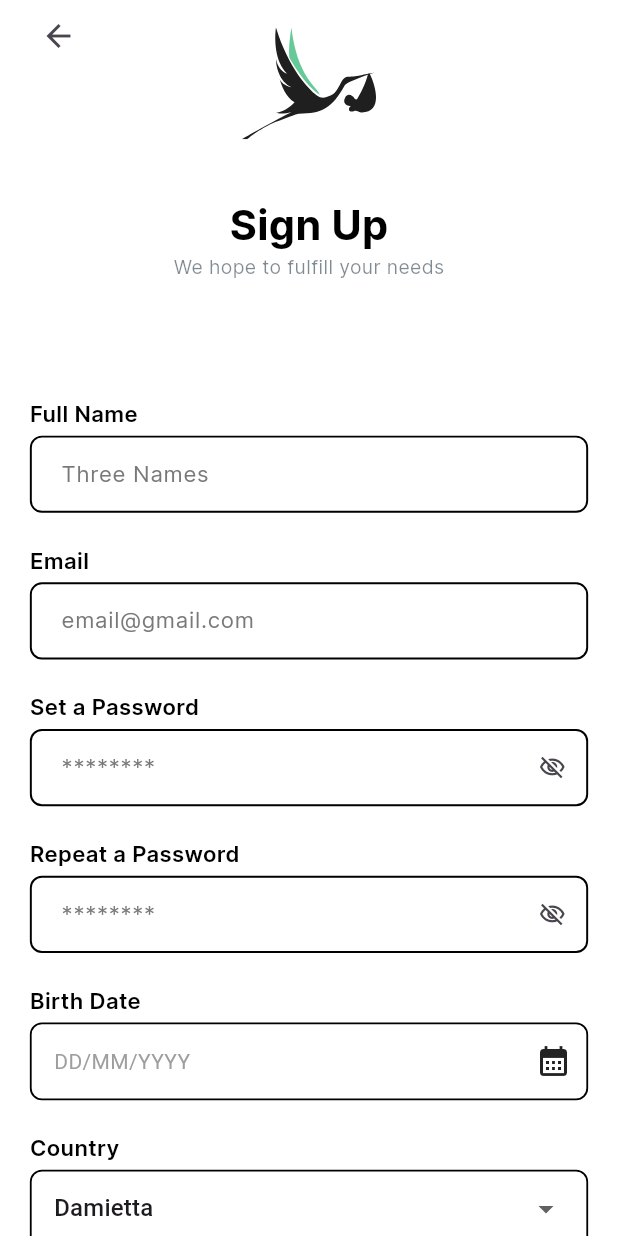
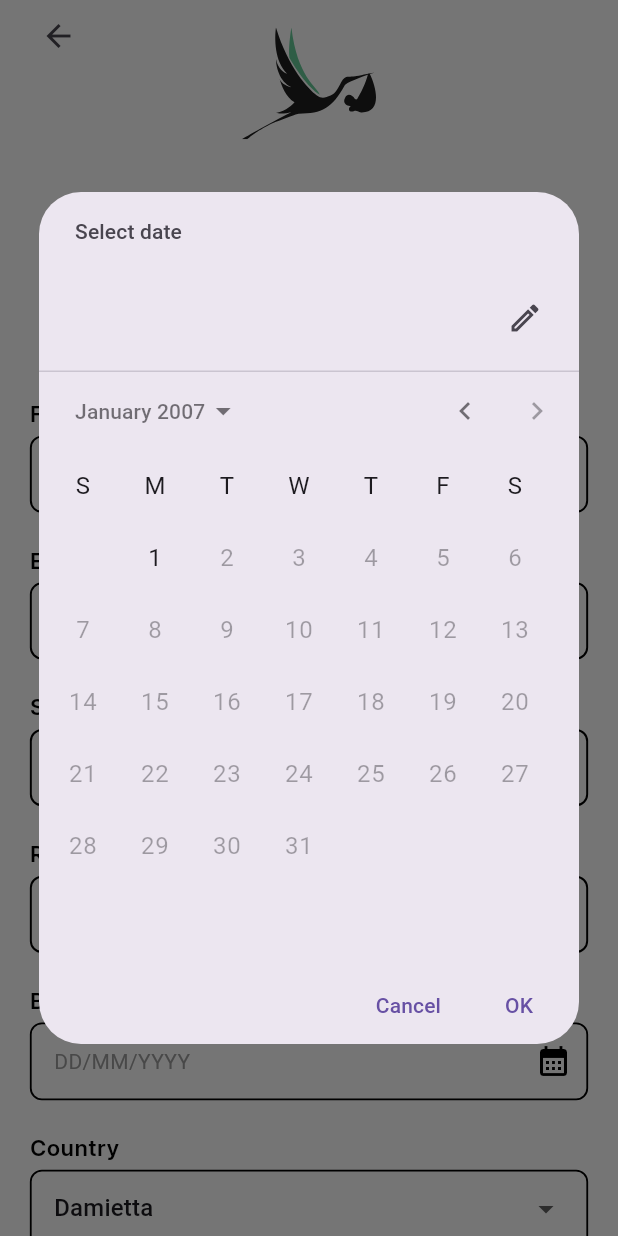
Before and after one commit to TheByteBusters/mobile-app, a Flutter app: the AuthScreen screen opened by its route, after a tap on "Sign Up", after a tap on "DD/MM/YYYY", on a phone screen of 412 x 824 dp. Run offline on Flutter 3.47's test engine with Material 3 defaults, Android fonts, the phone set to English and light mode, and no system bars; our stand-ins replace easy_localization, flutter_riverpod, flutter_screenutil, flutter_svg, location, phosphor_flutter; missing offline and left inert: mqtt_client.

Commit message:
[ADD]: birth date validaton

```diff
--- a/lib/core/networking/mqtt.dart
+++ b/lib/core/networking/mqtt.dart
@@ -12,9 +12,9 @@ class MqttNetwork {
     client.pongCallback = _pong;
 
     final connMess = MqttConnectMessage()
-        .withClientIdentifier('tarek')
+        .withClientIdentifier('zezoo')
         .withWillTopic('heartRateTopic')
-        .withWillMessage('flutter will message')
+        .withWillMessage('flutter message')
         .startClean()
         .withWillQos(MqttQos.atLeastOnce);
 
--- a/lib/core/widgets/app_dropdown_menu.dart
+++ b/lib/core/widgets/app_dropdown_menu.dart
@@ -1,7 +1,9 @@
 import 'package:flutter/material.dart';
+import 'package:flutter_riverpod/flutter_riverpod.dart';
 import 'package:flutter_screenutil/flutter_screenutil.dart';
+import 'package:mobile_app/features/auth/provider/auth_provider.dart';
 
-class AppDropdownMenu extends StatelessWidget {
+class AppDropdownMenu extends ConsumerStatefulWidget {
   const AppDropdownMenu({
     super.key,
     required this.items,
@@ -10,7 +12,16 @@ class AppDropdownMenu extends StatelessWidget {
   final Map<String, int> items;
 
   @override
+  ConsumerState<AppDropdownMenu> createState() => _AppDropdownMenuState();
+}
+
+class _AppDropdownMenuState extends ConsumerState<AppDropdownMenu> {
+  var currentValue = 0;
+
+  @override
   Widget build(BuildContext context) {
+    final authentication = ref.watch(authProvider.notifier);
+
     return Container(
       padding: EdgeInsets.symmetric(horizontal: 15.w, vertical: 1.h),
       decoration: BoxDecoration(
@@ -21,11 +32,15 @@ class AppDropdownMenu extends StatelessWidget {
         ),
       ),
       child: DropdownButtonHideUnderline(
-        child: DropdownButton(
-          value: 0,
+        child: DropdownButtonFormField(
+          value: currentValue,
           isExpanded: true,
-          onChanged: (value) {},
-          items: items.entries
+          onChanged: (value) {
+            setState(() {
+              currentValue = value ?? 0;
+            });
+          },
+          items: widget.items.entries
               .map(
                 (item) => DropdownMenuItem(
                   value: item.value,
@@ -33,6 +48,10 @@ class AppDropdownMenu extends StatelessWidget {
                 ),
               )
               .toList(),
+          onSaved: (value) {
+            authentication.country = widget.items.keys.toList()[value!];
+          },
+          decoration: const InputDecoration(border: InputBorder.none),
         ),
       ),
     );
--- a/lib/core/widgets/app_text_form_field.dart
+++ b/lib/core/widgets/app_text_form_field.dart
@@ -11,8 +11,10 @@ class AppTextFormField extends StatelessWidget {
   final TextStyle? hintStyle;
   final bool? isObscureText;
   final Widget? suffixIcon;
+  final Widget? prefix;
+  final String? Function(String?) validation;
+  final void Function(String?) submition;
   final String hintText;
-  final String? Function(String?) validation;
 
   const AppTextFormField({
     super.key,
@@ -23,8 +25,10 @@ class AppTextFormField extends StatelessWidget {
     this.hintStyle,
     this.isObscureText,
     this.suffixIcon,
+    this.prefix,
     required this.hintText,
     required this.validation,
+    required this.submition,
   });
 
   @override
@@ -32,6 +36,7 @@ class AppTextFormField extends StatelessWidget {
     return TextFormField(
       decoration: InputDecoration(
         isDense: true,
+        prefixIconConstraints: const BoxConstraints(minWidth: 0, minHeight: 0),
         contentPadding: contentPadding ??
             EdgeInsets.symmetric(
               horizontal: 17.w,
@@ -73,12 +78,14 @@ class AppTextFormField extends StatelessWidget {
           borderRadius: BorderRadius.circular(8),
         ),
         hintText: hintText,
+        prefixIcon: prefix,
         suffixIcon: suffixIcon,
         filled: false,
         fillColor: ColorsManager.offwhite,
       ),
       obscureText: isObscureText ?? false,
       validator: validation,
+      onSaved: submition,
       style: TextStyles.h4BlackNormal,
     );
   }
--- a/lib/core/widgets/green_button.dart
+++ b/lib/core/widgets/green_button.dart
@@ -34,6 +34,7 @@ class GreenButton extends StatelessWidget {
           ),
         ),
       ),
+
       child: Text(
         text,
         style: TextStyles.h4WhiteSemiBold,
--- /dev/null
+++ b/lib/core/widgets/location_picker.dart
@@ -0,0 +1,105 @@
+import 'package:flutter/material.dart';
+import 'package:flutter_riverpod/flutter_riverpod.dart';
+import 'package:flutter_screenutil/flutter_screenutil.dart';
+import 'package:location/location.dart';
+import 'package:mobile_app/core/helpers/spacing.dart';
+
+class LocationInput extends ConsumerStatefulWidget {
+  const LocationInput({super.key});
+
+  @override
+  ConsumerState<ConsumerStatefulWidget> createState() => _LocationInputState();
+}
+
+class _LocationInputState extends ConsumerState<LocationInput> {
+  String? _pickedLocation;
+  var _isGettingLocation = false;
+
+  void _getCurrentLocation() async {
+    Location location = Location();
+
+    bool serviceEnabled;
+    LocationData locationData;
+
+    serviceEnabled = await location.serviceEnabled();
+    if (!serviceEnabled) {
+      serviceEnabled = await location.requestService();
+      if (!serviceEnabled) {
+        return;
+      }
+    }
+
+    setState(() {
+      _isGettingLocation = true;
+    });
+
+    locationData = await location.getLocation();
+
+    final lat = locationData.latitude;
+    final lng = locationData.longitude;
+
+    _pickedLocation = 'latitude: $lat, longitude: $lng';
+
+    setState(() {
+      _isGettingLocation = false;
+    });
+  }
+
+  @override
+  Widget build(BuildContext context) {
+    Widget previewContent = Text(
+      'Please press this button at home',
+      style: Theme.of(context).textTheme.bodyLarge!.copyWith(
+            color: Theme.of(context).colorScheme.onBackground,
+          ),
+    );
+
+    if (_isGettingLocation) {
+      previewContent = Text(
+        'Please wait...',
+        style: Theme.of(context).textTheme.bodyLarge!.copyWith(
+              color: Colors.grey,
+            ),
+      );
+    }
+
+    if (_pickedLocation != null) {
+      previewContent = Row(
+        children: [
+          const Icon(
+            Icons.check_circle,
+            color: Colors.green,
+          ),
+          horizontalSpace(5.w),
+          const Text('Picked Succesfully'),
+        ],
+      );
+    }
+
+    return InkWell(
+      onTap: _getCurrentLocation,
+      child: Container(
+        decoration: BoxDecoration(
+          borderRadius: const BorderRadius.all(Radius.circular(8)),
+          border: Border.all(
+            color: Colors.black,
+            width: 1.2,
+          ),
+        ),
+        child: Row(
+          mainAxisAlignment: MainAxisAlignment.spaceBetween,
+          children: [
+            Padding(
+              padding: EdgeInsets.symmetric(vertical: 16.h, horizontal: 15.w),
+              child: previewContent,
+            ),
+            Padding(
+              padding: EdgeInsets.only(right: 10.w),
+              child: const Icon(Icons.location_on),
+            ),
+          ],
+        ),
+      ),
+    );
+  }
+}
--- /dev/null
+++ b/lib/features/auth/provider/date_provider.dart
@@ -0,0 +1,36 @@
+import 'package:flutter_riverpod/flutter_riverpod.dart';
+
+enum InputState {
+  init,
+  submitted,
+  picked,
+  empty,
+}
+
+class DateState extends StateNotifier<InputState> {
+  DateState() : super(InputState.init);
+  String _date = '';
+
+  void setDate(String value) {
+    _date = value;
+    state = InputState.picked;
+  }
+
+  bool submitDate() {
+    if (_date == '') {
+      state = InputState.empty;
+      return true;
+    } else {
+      state = InputState.submitted;
+      return false;
+    }
+  }
+
+  get date {
+    return _date;
+  }
+}
+
+final dateStateProvider = StateNotifierProvider<DateState, InputState>(
+  (ref) => DateState(),
+);
--- a/lib/features/auth/ui/auth_screen/auth_screen.dart
+++ b/lib/features/auth/ui/auth_screen/auth_screen.dart
@@ -5,7 +5,7 @@ import 'package:mobile_app/core/theming/colors.dart';
 import 'package:mobile_app/core/theming/styles.dart';
 import 'package:mobile_app/core/widgets/screen_header.dart';
 import 'package:mobile_app/features/auth/ui/auth_screen/login_screen.dart';
-import 'package:mobile_app/features/auth/ui/auth_screen/signup_screen.dart';
+import 'package:mobile_app/features/auth/ui/auth_screen/signup_screen/signup_screen.dart';
 
 class AuthScreen extends StatefulWidget {
   const AuthScreen({super.key});
--- a/lib/features/auth/ui/auth_screen/login_screen.dart
+++ b/lib/features/auth/ui/auth_screen/login_screen.dart
@@ -1,12 +1,15 @@
 import 'package:flutter/material.dart';
 import 'package:flutter_riverpod/flutter_riverpod.dart';
 import 'package:flutter_screenutil/flutter_screenutil.dart';
+import 'package:mobile_app/core/helpers/extensions.dart';
 import 'package:mobile_app/core/helpers/spacing.dart';
+import 'package:mobile_app/core/routing/routes.dart';
 import 'package:mobile_app/core/theming/colors.dart';
 import 'package:mobile_app/core/theming/styles.dart';
 import 'package:mobile_app/core/widgets/app_text_form_field.dart';
 import 'package:mobile_app/core/widgets/green_button.dart';
 import 'package:mobile_app/features/auth/provider/auth_provider.dart';
+import 'package:mobile_app/features/auth/services/auth_service.dart';
 
 class LoginScreen extends ConsumerStatefulWidget {
   const LoginScreen({super.key});
@@ -16,7 +19,7 @@ class LoginScreen extends ConsumerStatefulWidget {
 }
 
 class _LoginScreenState extends ConsumerState<LoginScreen> {
-  final formKey = GlobalKey<FormState>();
+  final _formKey = GlobalKey<FormState>();
   bool isObscureText = true;
 
   @override
@@ -24,7 +27,7 @@ class _LoginScreenState extends ConsumerState<LoginScreen> {
     final authentication = ref.watch(authProvider.notifier);
 
     return Form(
-      key: formKey,
+      key: _formKey,
       child: Column(
         crossAxisAlignment: CrossAxisAlignment.start,
         children: [
@@ -35,7 +38,10 @@ class _LoginScreenState extends ConsumerState<LoginScreen> {
           verticalSpace(5.h),
           AppTextFormField(
             hintText: 'email@gmail.com',
-            validation: authentication.validateFullName,
+            validation: AuthService.validateEmail,
+            submition: (value) {
+              authentication.email = value!;
+            },
           ),
           verticalSpace(25.h),
           Text(
@@ -45,6 +51,10 @@ class _LoginScreenState extends ConsumerState<LoginScreen> {
           verticalSpace(5.h),
           AppTextFormField(
             hintText: '********',
+            validation: AuthService.validatePassword,
+            submition: (value) {
+              authentication.password = value!;
+            },
             isObscureText: isObscureText,
             suffixIcon: GestureDetector(
               onTap: () {
@@ -58,7 +68,6 @@ class _LoginScreenState extends ConsumerState<LoginScreen> {
                     : Icons.visibility_outlined,
               ),
             ),
-            validation: authentication.validateFullName,
           ),
           verticalSpace(10.h),
           Align(
@@ -71,9 +80,20 @@ class _LoginScreenState extends ConsumerState<LoginScreen> {
             ),
           ),
           verticalSpace(220),
-          const Align(
+          Align(
             alignment: AlignmentDirectional.center,
-            child: GreenButton(text: 'Login', route: '/home'),
+            child: GreenButton(
+              text: 'Login',
+              route: '/home',
+              onPressed: () {
+                // if (_formKey.currentState!.validate()) {
+                FocusManager.instance.primaryFocus?.unfocus();
+                context.pushNamed(Routes.homeScreen);
+                // print('pressed');
+                // HTTPAuth.loginUser();
+                // }
+              },
+            ),
           ),
         ],
       ),
--- /dev/null
+++ b/lib/features/auth/ui/auth_screen/signup_screen/date_picker_field.dart
@@ -0,0 +1,92 @@
+import 'package:easy_localization/easy_localization.dart';
+import 'package:flutter/material.dart';
+import 'package:flutter_riverpod/flutter_riverpod.dart';
+import 'package:flutter_screenutil/flutter_screenutil.dart';
+import 'package:mobile_app/features/auth/provider/auth_provider.dart';
+import 'package:mobile_app/features/auth/provider/date_provider.dart';
+
+final formatter = DateFormat.yMd();
+
+class DatePickerField extends ConsumerStatefulWidget {
+  const DatePickerField({super.key});
+
+  @override
+  ConsumerState<ConsumerStatefulWidget> createState() =>
+      _DatePickerFieldState();
+}
+
+class _DatePickerFieldState extends ConsumerState<DatePickerField> {
+  @override
+  Widget build(BuildContext context) {
+    final dateState = ref.watch(dateStateProvider);
+    final dateNotifier = ref.watch(dateStateProvider.notifier);
+    final authenticationProvider = ref.watch(authProvider.notifier);
+    return InkWell(
+      onTap: () {
+        showDatePicker(
+          context: context,
+          firstDate: DateTime(DateTime.now().year - 90),
+          lastDate: DateTime(DateTime.now().year - 17),
+        ).then((value) {
+          if (value == null) return;
+          var formattedDate = formatter.format(value);
+          dateNotifier.setDate(formattedDate);
+          authenticationProvider.birthDate = formattedDate;
+        });
+      },
+      child: Column(
+        children: [
+          Container(
+            decoration: BoxDecoration(
+              borderRadius: const BorderRadius.all(Radius.circular(8)),
+              border: Border.all(
+                color:
+                    dateState == InputState.empty ? Colors.red : Colors.black,
+                width: 1.2,
+              ),
+            ),
+            child: Row(
+              mainAxisAlignment: MainAxisAlignment.spaceBetween,
+              children: [
+                Padding(
+                  padding:
+                      EdgeInsets.symmetric(vertical: 16.h, horizontal: 15.w),
+                  child: Text(
+                    dateNotifier.date == '' ? 'DD/MM/YYYY' : dateNotifier.date,
+                    style: TextStyle(
+                        color: dateNotifier.date == ''
+                            ? Colors.grey
+                            : Colors.black),
+                  ),
+                ),
+                Padding(
+                  padding: EdgeInsets.only(right: 10.w),
+                  child: Icon(
+                    Icons.calendar_month,
+                    color: dateState == InputState.empty
+                        ? Theme.of(context).colorScheme.error
+                        : Colors.black,
+                  ),
+                ),
+              ],
+            ),
+          ),
+          Visibility(
+            visible: dateState == InputState.empty,
+            child: Container(
+              width: double.infinity,
+              margin: EdgeInsets.only(left: 20.w),
+              child: Text(
+                'must provide your birth date',
+                style: TextStyle(
+                  color: Theme.of(context).colorScheme.error,
+                  fontSize: 12.h,
+                ),
+              ),
+            ),
+          )
+        ],
+      ),
+    );
+  }
+}
--- a/lib/features/auth/ui/auth_screen/signup_screen.dart
+++ b/lib/features/auth/ui/auth_screen/signup_screen/signup_screen.dart
@@ -1,13 +1,18 @@
 import 'package:flutter/material.dart';
-import 'package:flutter/widgets.dart';
 import 'package:flutter_riverpod/flutter_riverpod.dart';
 import 'package:flutter_screenutil/flutter_screenutil.dart';
 import 'package:mobile_app/core/helpers/spacing.dart';
 import 'package:mobile_app/core/theming/styles.dart';
 import 'package:mobile_app/core/widgets/app_dropdown_menu.dart';
 import 'package:mobile_app/core/widgets/app_text_form_field.dart';
+import 'package:mobile_app/features/auth/provider/date_provider.dart';
+import 'package:mobile_app/features/auth/ui/auth_screen/signup_screen/date_picker_field.dart';
 import 'package:mobile_app/core/widgets/green_button.dart';
+import 'package:mobile_app/core/widgets/location_picker.dart';
 import 'package:mobile_app/features/auth/provider/auth_provider.dart';
+import 'package:mobile_app/features/auth/services/auth_service.dart';
+
+// Google Maps API key: ,""AlzaSyCuTilAfnGfkZtlx0T3qf-e0mWZ_N2LpoY
 
 class SignUpScreen extends ConsumerStatefulWidget {
   const SignUpScreen({super.key});
@@ -37,7 +42,10 @@ class _SignUpScreenState extends ConsumerState<SignUpScreen> {
           verticalSpace(5.h),
           AppTextFormField(
             hintText: 'Three Names',
-            validation: authentication.validateFullName,
+            validation: AuthService.validateFullName,
+            submition: (value) {
+              authentication.fullName = value!;
+            },
           ),
           verticalSpace(25.h),
           Text(
@@ -47,7 +55,10 @@ class _SignUpScreenState extends ConsumerState<SignUpScreen> {
           verticalSpace(5.h),
           AppTextFormField(
             hintText: 'email@gmail.com',
-            validation: authentication.validateFullName,
+            validation: AuthService.validateEmail,
+            submition: (value) {
+              authentication.email = value!;
+            },
           ),
           verticalSpace(25.h),
           Text(
@@ -70,7 +81,10 @@ class _SignUpScreenState extends ConsumerState<SignUpScreen> {
                     : Icons.visibility_outlined,
               ),
             ),
-            validation: authentication.validateFullName,
+            validation: AuthService.validatePassword,
+            submition: (value) {
+              authentication.password = value!;
+            },
           ),
           verticalSpace(25.h),
           Text(
@@ -93,7 +107,8 @@ class _SignUpScreenState extends ConsumerState<SignUpScreen> {
                     : Icons.visibility_outlined,
               ),
             ),
-            validation: authentication.validateFullName,
+            validation: AuthService.validateConfirmPassword,
+            submition: (value) {},
           ),
           verticalSpace(25.h),
           Text(
@@ -101,35 +116,7 @@ class _SignUpScreenState extends ConsumerState<SignUpScreen> {
             style: TextStyles.h4WhiteSemiBold.copyWith(color: Colors.black),
           ),
           verticalSpace(5.h),
-          InkWell(
-            onTap: () {},
-            child: Container(
-              decoration: BoxDecoration(
-                borderRadius: const BorderRadius.all(Radius.circular(8)),
-                border: Border.all(
-                  color: Colors.black,
-                  width: 1.2,
-                ),
-              ),
-              child: Row(
-                mainAxisAlignment: MainAxisAlignment.spaceBetween,
-                children: [
-                  Padding(
-                    padding:
-                        EdgeInsets.symmetric(vertical: 16.h, horizontal: 15.w),
-                    child: const Text(
-                      'DD/MM/YYYY',
-                      style: TextStyle(color: Colors.grey),
-                    ),
-                  ),
-                  Padding(
-                    padding: EdgeInsets.only(right: 10.w),
-                    child: const Icon(Icons.calendar_month),
-                  ),
-                ],
-              ),
-            ),
-          ),
+          const DatePickerField(),
           verticalSpace(25.h),
           Text(
             'Country',
@@ -149,8 +136,33 @@ class _SignUpScreenState extends ConsumerState<SignUpScreen> {
           verticalSpace(5.h),
           AppTextFormField(
             hintText: '000000000',
-            validation: authentication.validateFullName,
+            prefix: Container(
+              decoration: const BoxDecoration(
+                border: Border(
+                  right: BorderSide(
+                    color: Colors.grey,
+                  ),
+                ),
+              ),
+              padding: EdgeInsets.symmetric(horizontal: 5.w),
+              margin: EdgeInsets.all(5.w),
+              child: Text(
+                '+20',
+                style: TextStyle(fontSize: 18.h),
+              ),
+            ),
+            validation: AuthService.validatePhoneNumber,
+            submition: (value) {
+              authentication.phoneNumber = value!;
+            },
           ),
+          verticalSpace(25.h),
+          Text(
+            'Home location',
+            style: TextStyles.h4WhiteSemiBold.copyWith(color: Colors.black),
+          ),
+          verticalSpace(5.h),
+          const LocationInput(),
           verticalSpace(36.h),
           Align(
             alignment: AlignmentDirectional.center,
@@ -158,7 +170,12 @@ class _SignUpScreenState extends ConsumerState<SignUpScreen> {
               text: 'SignUp',
               route: '/home',
               onPressed: () {
-                _key.currentState!.validate();
+                bool formFieldsValidation = _key.currentState!.validate();
+                final dateProvider = ref.watch(dateStateProvider.notifier);
+
+                if (!formFieldsValidation && !dateProvider.submitDate()) return;
+                _key.currentState!.save();
+                authentication.printAttributes();
               },
             ),
           ),
--- a/pubspec.yaml
+++ b/pubspec.yaml
@@ -64,6 +64,11 @@ dependencies:
   riverpod: ^2.5.1
   flutter_riverpod: ^2.5.1
   phosphor_flutter: ^2.0.1
+  http: ^1.2.1
+  path_provider: ^2.1.3
+  path: ^1.9.0
+  sqflite: ^2.3.3+1
+  location: ^6.0.2
 
 dev_dependencies:
   flutter_test:
```
Also changed, not shown: lib/core/networking/http_auth.dart (added, +48 -0 lines), lib/features/auth/provider/auth_provider.dart (+18 -20 lines), lib/features/auth/services/auth_service.dart (added, +79 -0 lines), lib/features/home/ui/home_screen/home_screen.dart (+21 -14 lines), lib/core/networking/dio.dart (deleted), pubspec.lock, 4 other files.
